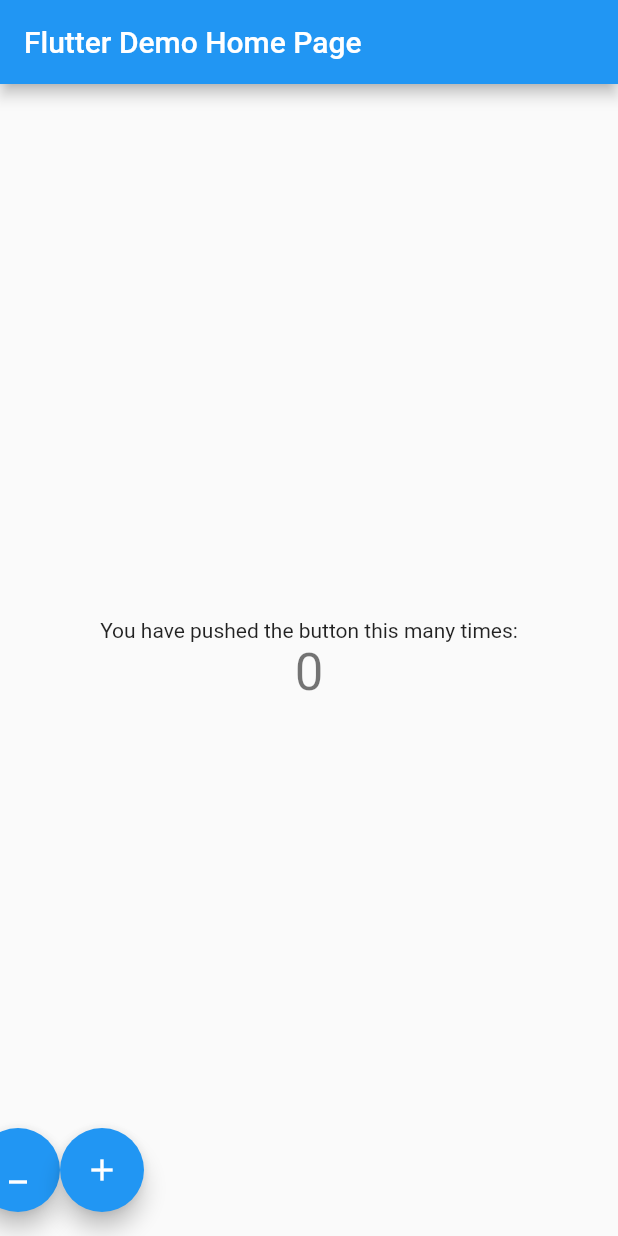
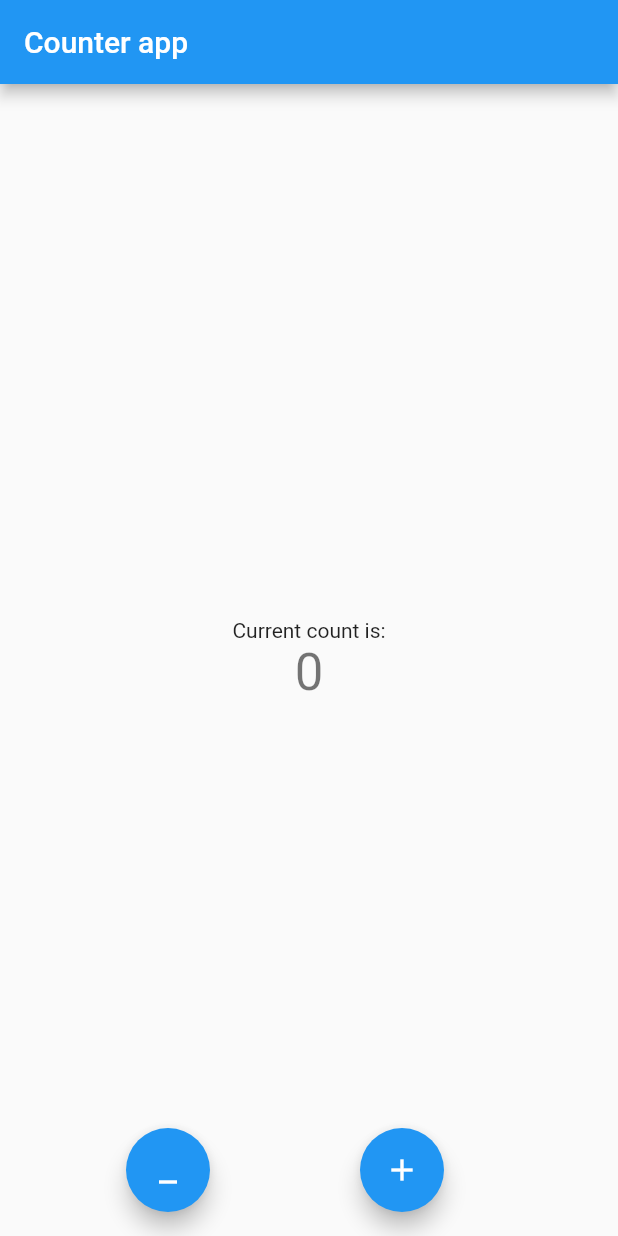
Before and after one commit to ShadrackOngera/board-games-flutter, a Flutter app: the screen it shows after launch, on a phone screen of 412 x 824 dp. Run offline on Flutter 3.47's test engine with Material 2 defaults, Android fonts, the phone set to English and light mode, and no system bars; our stand-ins replace flutter_riverpod.

Commit message:
counter app separation

```diff
--- /dev/null
+++ b/lib/counter/counter_app.dart
@@ -0,0 +1,66 @@
+import 'package:flutter/material.dart';
+import 'package:board_games_flutter/routes.dart';
+
+
+
+final counnterProvider = StateProvider<int>((_) => 0);
+class CounterApp extends ConsumerStatefulWidget {
+  CounterApp({super.key,});
+
+  @override
+  ConsumerState<CounterApp> createState() => _CounterAppState();
+}
+
+class _CounterAppState extends ConsumerState<CounterApp> {
+  void _incrementCounter() {
+    ref.read(counnterProvider.notifier).state++;
+  }
+
+  void _decrementCounter() {
+    ref.read(counnterProvider.notifier).state--;
+  }
+
+  @override
+  Widget build(BuildContext context) {
+    final counter = ref.watch(counnterProvider);
+    return Scaffold(
+      appBar: AppBar(
+
+        title: Text('Counter app'),
+      ),
+      body: Center(
+        // Center is a layout widget. It takes a single child and positions it
+        // in the middle of the parent.
+        child: Column(
+          mainAxisAlignment: MainAxisAlignment.center,
+          children: <Widget>[
+            const Text(
+              'Current count is:',
+            ),
+            Text(
+              '$counter',
+              style: Theme.of(context).textTheme.headlineMedium,
+            ),
+          ],
+        ),
+      ),
+      // floatingActionButtonLocation: FloatingActionButtonLocation.centerDocked,
+      floatingActionButton: Row(
+        // crossAxisAlignment: CrossAxisAlignment.center,
+        mainAxisAlignment: MainAxisAlignment.spaceEvenly,
+        children: [
+          FloatingActionButton(
+            onPressed: _decrementCounter,
+            tooltip: 'Decrement',
+            child: const Icon(Icons.minimize),
+          ),
+          FloatingActionButton(
+            onPressed: _incrementCounter,
+            tooltip: 'Increment',
+            child: const Icon(Icons.add),
+          ),
+        ],
+      ), // This trailing comma makes auto-formatting nicer for build methods.
+    );
+  }
+}
--- a/lib/main.dart
+++ b/lib/main.dart
@@ -1,5 +1,7 @@
 import 'package:flutter/material.dart';
-import 'package:flutter_riverpod/flutter_riverpod.dart';
+import 'package:board_games_flutter/routes.dart';
+
+import 'counter/counter_app.dart';
 
 void main() {
   runApp(
@@ -18,90 +20,9 @@
     return MaterialApp(
       title: 'Flutter Demo',
       theme: ThemeData(
-        // This is the theme of your application.
-        //
-        // Try running your application with "flutter run". You'll see the
-        // application has a blue toolbar. Then, without quitting the app, try
-        // changing the primarySwatch below to Colors.green and then invoke
-        // "hot reload" (press "r" in the console where you ran "flutter run",
-        // or simply save your changes to "hot reload" in a Flutter IDE).
-        // Notice that the counter didn't reset back to zero; the application
-        // is not restarted.
         primarySwatch: Colors.blue,
       ),
-      home: const MyHomePage(title: 'Flutter Demo Home Page'),
+      home: CounterApp(),
     );
   }
 }
-
-final counnterProvider = StateProvider<int>((_) => 0);
-
-class MyHomePage extends ConsumerStatefulWidget {
-  const MyHomePage({super.key, required this.title});
-
-  // This widget is the home page of your application. It is stateful, meaning
-  // that it has a State object (defined below) that contains fields that affect
-  // how it looks.
-
-  // This class is the configuration for the state. It holds the values (in this
-  // case the title) provided by the parent (in this case the App widget) and
-  // used by the build method of the State. Fields in a Widget subclass are
-  // always marked "final".
-
-  final String title;
-
-  @override
-  ConsumerState<MyHomePage> createState() => _MyHomePageState();
-}
-
-class _MyHomePageState extends ConsumerState<MyHomePage> {
-  void _incrementCounter() {
-    ref.read(counnterProvider.notifier).state++;
-  }
-
-  void _decrementCounter() {
-    ref.read(counnterProvider.notifier).state--;
-  }
-
-  @override
-  Widget build(BuildContext context) {
-    final counter = ref.watch(counnterProvider);
-    return Scaffold(
-      appBar: AppBar(
-        // Here we take the value from the MyHomePage object that was created by
-        // the App.build method, and use it to set our appbar title.
-        title: Text(widget.title),
-      ),
-      body: Center(
-        // Center is a layout widget. It takes a single child and positions it
-        // in the middle of the parent.
-        child: Column(
-          mainAxisAlignment: MainAxisAlignment.center,
-          children: <Widget>[
-            const Text(
-              'You have pushed the button this many times:',
-            ),
-            Text(
-              '$counter',
-              style: Theme.of(context).textTheme.headlineMedium,
-            ),
-          ],
-        ),
-      ),
-      floatingActionButton: Row(
-        children: [
-          FloatingActionButton(
-            onPressed: _decrementCounter,
-            tooltip: 'Decrement',
-            child: const Icon(Icons.minimize),
-          ),
-          FloatingActionButton(
-            onPressed: _incrementCounter,
-            tooltip: 'Increment',
-            child: const Icon(Icons.add),
-          ),
-        ],
-      ), // This trailing comma makes auto-formatting nicer for build methods.
-    );
-  }
-}
--- /dev/null
+++ b/lib/routes.dart
@@ -0,0 +1 @@
+export 'package:flutter_riverpod/flutter_riverpod.dart';
```
